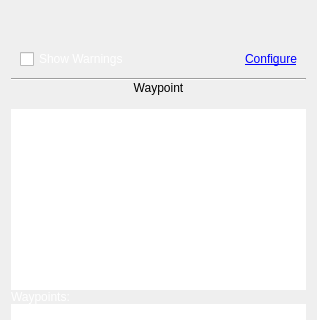
Old version of the form kadasrouting/gui/navigationpanel.ui in the repository kadas-albireo/kadas-albireo2; both pictures show x 0 to 317 and y 0 to 320 of the 317 by 526 pixel window.
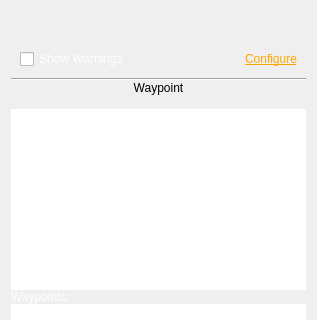
New version of the form.

Commit message: Fix configure text color

Diff of the .ui file:
```diff
--- a/kadasrouting/gui/navigationpanel.ui
+++ b/kadasrouting/gui/navigationpanel.ui
@@ -65,7 +65,7 @@
       <item>
        <widget class="QLabel" name="labelConfigureWarnings">
         <property name="text">
-         <string>&lt;html&gt;&lt;head/&gt;&lt;body&gt;&lt;p&gt;&lt;a href=&quot;#&quot;&gt;&lt;span style=&quot; text-decoration: underline; color:#0000ff;&quot;&gt;Configure&lt;/span&gt;&lt;/a&gt;&lt;/p&gt;&lt;/body&gt;&lt;/html&gt;</string>
+         <string>&lt;html&gt;&lt;head/&gt;&lt;body&gt;&lt;p&gt;&lt;a href=&quot;#&quot;&gt;&lt;span style=&quot; text-decoration: underline; color:#ffa500;&quot;&gt;Configure&lt;/span&gt;&lt;/a&gt;&lt;/p&gt;&lt;/body&gt;&lt;/html&gt;</string>
         </property>
        </widget>
       </item>
```
